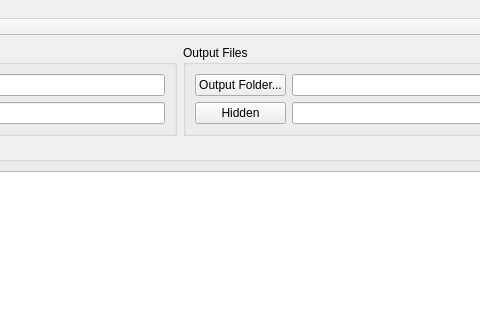
wol101/MocoTrackQt, file MainWindow.ui: the form before one commit; both pictures show x 220 to 700 and y 0 to 320 of the 800 by 600 pixel window.
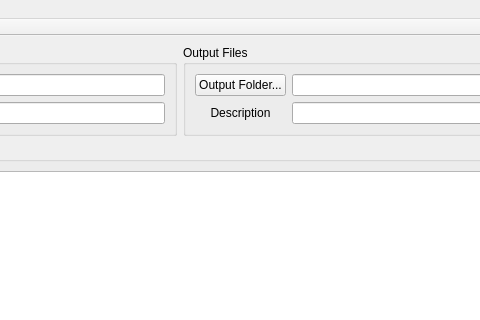
The form after the commit. Icons and pictures are not drawn.

What changed in the file:
```diff
--- a/MainWindow.ui
+++ b/MainWindow.ui
@@ -61,9 +61,12 @@
         </widget>
        </item>
        <item row="1" column="0">
-        <widget class="QPushButton" name="pushButtonHidden">
+        <widget class="QLabel" name="label_4">
          <property name="text">
-          <string>Hidden</string>
+          <string>Description</string>
+         </property>
+         <property name="alignment">
+          <set>Qt::AlignCenter</set>
          </property>
         </widget>
        </item>
```
Left out of the diff: 6 changed lines with no effect on the pictures.
